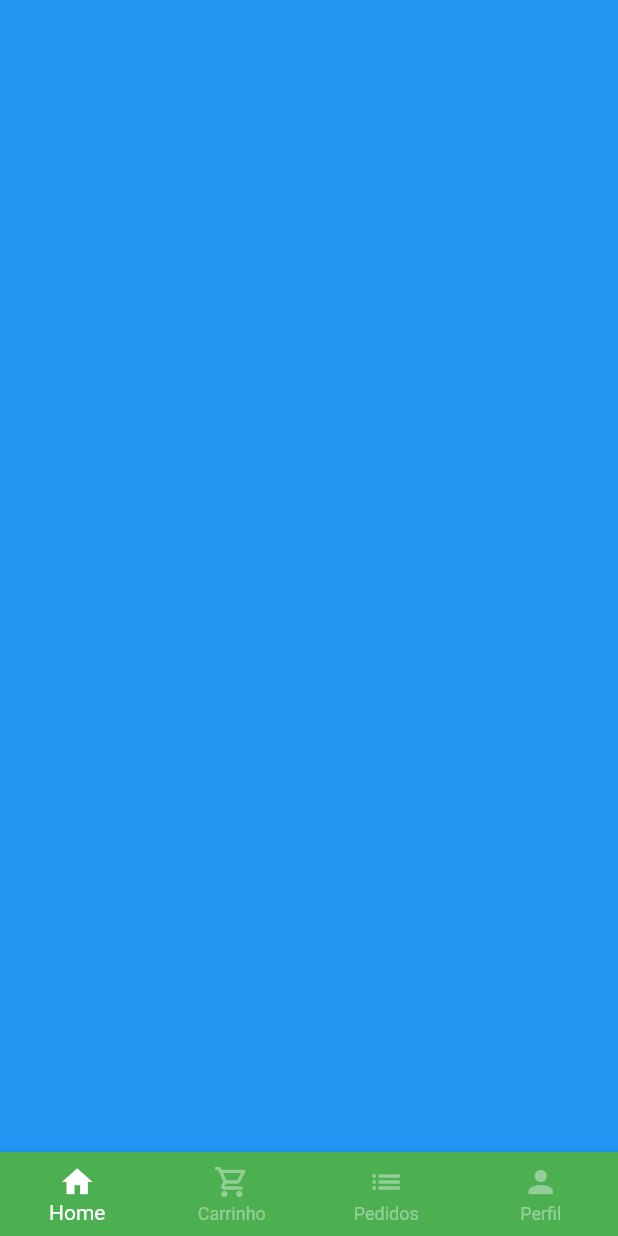
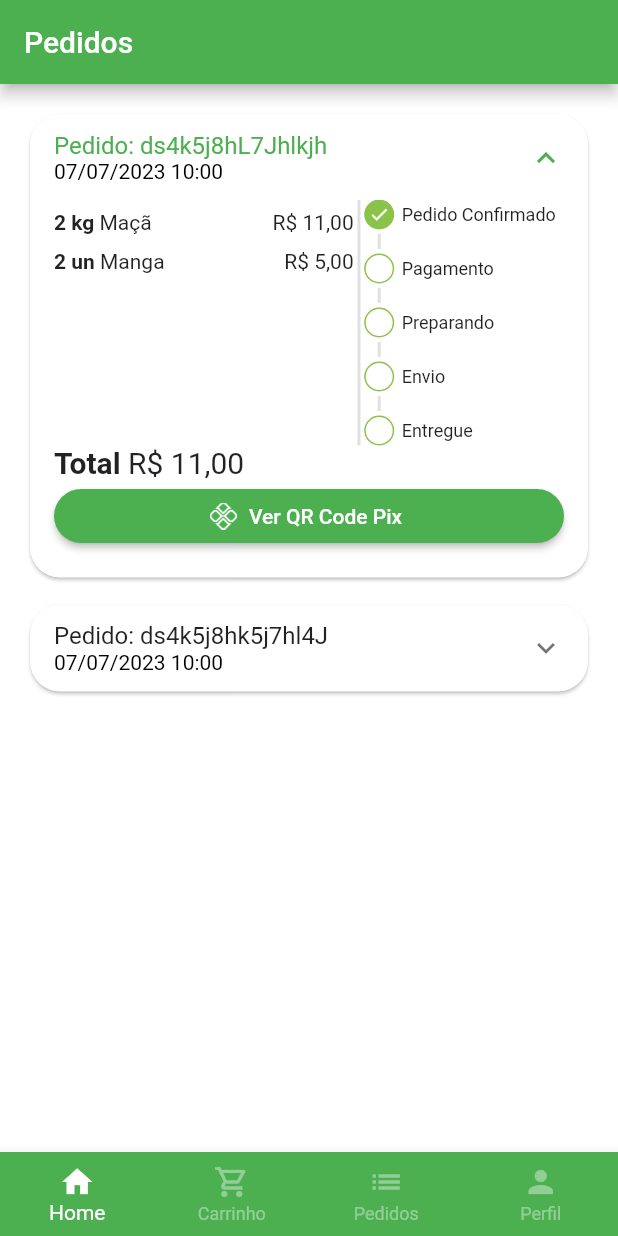
Before and after one commit to fagnerlc/greengrocer, a Flutter app: the BaseScreen screen opened directly, swiped to page 3, on a phone screen of 412 x 824 dp. Run offline on Flutter 3.47's test engine with Material 2 defaults, Android fonts, the phone set to English and light mode, and no system bars; our stand-ins replace animated_text_kit, badges, get, mask_text_input_formatter.

Commit message:
Finalizando Total e Botão de Pagamentos

```diff
--- a/lib/src/config/app_data.dart
+++ b/lib/src/config/app_data.dart
@@ -1,5 +1,6 @@
 import 'package:greengrocer/src/models/cart_item_model.dart';
 import 'package:greengrocer/src/models/item_model.dart';
+import 'package:greengrocer/src/models/order_model.dart';
 import 'package:greengrocer/src/models/user_model.dart';
 
 ItemModel apple = ItemModel(
@@ -107,3 +108,32 @@ UserModel user = UserModel(
   cpf: '84076666534',
   password: '123',
 );
+
+List<OrderModel> orders = [
+  // pedido 01
+  OrderModel(
+    id: 'ds4k5j8hL7Jhlkjh',
+    createdDateTime: DateTime.parse('2023-07-07 10:00:10.458'),
+    overdueDateTime: DateTime.parse('2023-07-07 11:00:10.458'),
+    items: [
+      CartItemModel(item: apple, quantity: 2),
+      CartItemModel(item: mango, quantity: 2),
+    ],
+    status: 'pending_payment',
+    copyAndPaste: 'copyAndPaste1',
+    total: 11.0,
+  ),
+
+  // pedido 02
+  OrderModel(
+    id: 'ds4k5j8hk5j7hl4J',
+    createdDateTime: DateTime.parse('2023-07-07 10:00:10.458'),
+    overdueDateTime: DateTime.parse('2023-07-07 11:00:10.458'),
+    items: [
+      CartItemModel(item: guava, quantity: 1),
+    ],
+    status: 'deliverd',
+    copyAndPaste: 'copyAndPaste1',
+    total: 11.5,
+  ),
+];
--- /dev/null
+++ b/lib/src/models/order_model.dart
@@ -0,0 +1,20 @@
+import 'package:greengrocer/src/models/cart_item_model.dart';
+
+class OrderModel {
+  String id;
+  DateTime createdDateTime;
+  DateTime overdueDateTime;
+  List<CartItemModel> items;
+  String status;
+  String copyAndPaste;
+  double total;
+  OrderModel({
+    required this.id,
+    required this.createdDateTime,
+    required this.overdueDateTime,
+    required this.items,
+    required this.status,
+    required this.copyAndPaste,
+    required this.total,
+  });
+}
--- a/lib/src/pages/base/base_screen.dart
+++ b/lib/src/pages/base/base_screen.dart
@@ -1,6 +1,7 @@
 import 'package:flutter/material.dart';
 import 'package:greengrocer/src/pages/cart/cart_tab.dart';
 import 'package:greengrocer/src/pages/home/home_tab.dart';
+import 'package:greengrocer/src/pages/orders/orders_tab.dart';
 import 'package:greengrocer/src/pages/profile/profile_tab.dart';
 
 class BaseScreen extends StatefulWidget {
@@ -23,7 +24,7 @@ class _BaseScreenState extends State<BaseScreen> {
         children: [
           HomeTab(),
           CartTab(),
-          Container(color: Colors.blue),
+          OrdersTab(),
           ProfileTab(),
         ],
       ),
--- /dev/null
+++ b/lib/src/pages/orders/components/order_status_widget.dart
@@ -0,0 +1,120 @@
+import 'package:flutter/material.dart';
+
+import 'package:greengrocer/src/config/custom_colors.dart';
+
+class OrderStatusWidget extends StatelessWidget {
+  final String status;
+  final bool isOverdue;
+
+  final Map<String, int> allStatus = <String, int>{
+    'pending_payment': 0,
+    'refunded': 1,
+    'paid': 2,
+    'preparing_purchase': 3,
+    'shiping': 4,
+    'deliverd': 5,
+  };
+
+  int get currentStatus => allStatus[status]!;
+  OrderStatusWidget({
+    Key? key,
+    required this.status,
+    required this.isOverdue,
+  }) : super(key: key);
+
+  @override
+  Widget build(BuildContext context) {
+    return Column(
+      crossAxisAlignment: CrossAxisAlignment.start,
+      children: [
+        const _StatusDot(
+          isActive: true,
+          title: 'Pedido Confirmado',
+        ),
+        const _CustomDivider(),
+        if (currentStatus == 1) ...[
+          const _StatusDot(
+            isActive: true,
+            title: 'Pix Estornado',
+            backgroundColor: Colors.orange,
+          ),
+        ] else if (isOverdue) ...[
+          const _StatusDot(
+            isActive: true,
+            title: 'Pagamento Pix Vencido',
+            backgroundColor: Colors.red,
+          )
+        ] else ...[
+          _StatusDot(isActive: currentStatus >= 2, title: 'Pagamento'),
+          const _CustomDivider(),
+          _StatusDot(isActive: currentStatus >= 3, title: 'Preparando'),
+          const _CustomDivider(),
+          _StatusDot(isActive: currentStatus >= 4, title: 'Envio'),
+          const _CustomDivider(),
+          _StatusDot(isActive: currentStatus == 5, title: 'Entregue'),
+        ],
+      ],
+    );
+  }
+}
+
+class _CustomDivider extends StatelessWidget {
+  const _CustomDivider({Key? key}) : super(key: key);
+
+  @override
+  Widget build(BuildContext context) {
+    return Container(
+      margin: const EdgeInsets.symmetric(horizontal: 9, vertical: 3),
+      height: 10,
+      width: 2,
+      color: Colors.grey.shade300,
+    );
+  }
+}
+
+class _StatusDot extends StatelessWidget {
+  final bool isActive;
+  final String title;
+  final Color? backgroundColor;
+  const _StatusDot({
+    Key? key,
+    required this.isActive,
+    required this.title,
+    this.backgroundColor,
+  }) : super(key: key);
+
+  @override
+  Widget build(BuildContext context) {
+    return Row(
+      children: [
+        // Dot
+        Container(
+          alignment: Alignment.center,
+          height: 20,
+          width: 20,
+          decoration: BoxDecoration(
+            shape: BoxShape.circle,
+            border: Border.all(
+              color: CustomColors.customSwatchColor,
+            ),
+            color: isActive ? backgroundColor ?? CustomColors.customSwatchColor : Colors.transparent,
+          ),
+          child: isActive
+              ? const Icon(
+                  Icons.check,
+                  size: 14,
+                  color: Colors.white,
+                )
+              : const SizedBox.shrink(),
+        ),
+        const SizedBox(width: 5),
+        // Texto
+        Expanded(
+            child: Text(
+          title,
+          style: const TextStyle(fontSize: 12),
+        )),
+      ],
+    );
+  }
+}
--- /dev/null
+++ b/lib/src/pages/orders/components/order_tile.dart
@@ -0,0 +1,155 @@
+import 'package:flutter/material.dart';
+
+import 'package:greengrocer/src/models/cart_item_model.dart';
+import 'package:greengrocer/src/models/order_model.dart';
+import 'package:greengrocer/src/pages/orders/components/order_status_widget.dart';
+import 'package:greengrocer/src/services/utils_services.dart';
+
+class OrderTile extends StatelessWidget {
+  final OrderModel order;
+
+  OrderTile({
+    Key? key,
+    required this.order,
+  }) : super(key: key);
+
+  final UtilsServices utilsServices = UtilsServices();
+
+  @override
+  Widget build(BuildContext context) {
+    return Card(
+      shape: RoundedRectangleBorder(
+        borderRadius: BorderRadius.circular(20),
+      ),
+      child: Theme(
+        // Theme aqui serviu para equalizar a borda do card com o do ExpansionTile
+        data: Theme.of(context).copyWith(dividerColor: Colors.transparent),
+        child: ExpansionTile(
+          initiallyExpanded: order.status == 'pending_payment',
+          title: Column(
+            mainAxisSize: MainAxisSize.min,
+            crossAxisAlignment: CrossAxisAlignment.start,
+            children: [
+              Text('Pedido: ${order.id}'),
+              Text(
+                utilsServices.formatDateTime(order.createdDateTime),
+                style: const TextStyle(
+                  fontSize: 14,
+                  color: Colors.black,
+                ),
+              ),
+            ],
+          ),
+          childrenPadding: const EdgeInsets.fromLTRB(16, 0, 16, 16),
+          expandedCrossAxisAlignment: CrossAxisAlignment.stretch,
+          children: [
+            // IntrinsicHeight faz com que o VerticalDivider cresça até o tamanho necessário
+            IntrinsicHeight(
+              child: Row(
+                children: [
+                  // Lista de Produtos
+                  Expanded(
+                    flex: 3,
+                    child: SizedBox(
+                      height: 150,
+                      child: ListView(
+                        children: order.items.map((orderItem) {
+                          return _OrderItemWidget(
+                            utilsServices: utilsServices,
+                            orderItem: orderItem,
+                          );
+                        }).toList(),
+                      ),
+                    ),
+                  ),
+
+                  //Divisão
+                  VerticalDivider(
+                    color: Colors.grey.shade300,
+                    thickness: 2,
+                    width: 7,
+                  ),
+
+                  // estatus do pedido
+                  Expanded(
+                    flex: 2,
+                    child: OrderStatusWidget(
+                      status: order.status,
+                      isOverdue: order.overdueDateTime.isBefore(DateTime.now()),
+                    ),
+                  ),
+                ],
+              ),
+            ),
+
+            // Total
+            Text.rich(
+              TextSpan(
+                style: const TextStyle(fontSize: 20),
+                children: [
+                  const TextSpan(
+                    text: 'Total ',
+                    style: TextStyle(
+                      fontWeight: FontWeight.bold,
+                    ),
+                  ),
+                  TextSpan(
+                    text: utilsServices.priceToCurrency(order.total),
+                  ),
+                ],
+              ),
+            ),
+
+            // Botão pagamento
+            Visibility(
+              visible: order.status == 'pending_payment',
+              child: ElevatedButton.icon(
+                style: ElevatedButton.styleFrom(
+                  shape: RoundedRectangleBorder(
+                    borderRadius: BorderRadius.circular(20),
+                  ),
+                ),
+                onPressed: () {},
+                icon: Image.asset(
+                  'assets/app_images/pix.png',
+                  height: 18,
+                ),
+                label: const Text('Ver QR Code Pix'),
+              ),
+            ),
+          ],
+        ),
+      ),
+    );
+  }
+}
+
+class _OrderItemWidget extends StatelessWidget {
+  const _OrderItemWidget({
+    Key? key,
+    required this.utilsServices,
+    required this.orderItem,
+  }) : super(key: key);
+
+  final UtilsServices utilsServices;
+  final CartItemModel orderItem;
+
+  @override
+  Widget build(BuildContext context) {
+    return Padding(
+      padding: const EdgeInsets.only(bottom: 10),
+      child: Row(
+        children: [
+          Text(
+            '${orderItem.quantity} ${orderItem.item.unit} ',
+            style: const TextStyle(
+              fontWeight: FontWeight.bold,
+            ),
+          ),
+          Expanded(child: Text(orderItem.item.itemName)),
+          Text(utilsServices.priceToCurrency(orderItem.totalPrice())),
+        ],
+      ),
+    );
+  }
+}
--- /dev/null
+++ b/lib/src/pages/orders/orders_tab.dart
@@ -0,0 +1,23 @@
+import 'package:flutter/material.dart';
+import 'package:greengrocer/src/config/app_data.dart' as app_data;
+import 'package:greengrocer/src/pages/orders/components/order_tile.dart';
+
+class OrdersTab extends StatelessWidget {
+  const OrdersTab({Key? key}) : super(key: key);
+
+  @override
+  Widget build(BuildContext context) {
+    return Scaffold(
+      appBar: AppBar(
+        title: const Text('Pedidos'),
+      ),
+      body: ListView.separated(
+        padding: const EdgeInsets.all(16),
+        physics: const BouncingScrollPhysics(),
+        separatorBuilder: (_, index) => const SizedBox(height: 10),
+        itemCount: app_data.orders.length,
+        itemBuilder: (context, index) => OrderTile(order: app_data.orders[index]),
+      ),
+    );
+  }
+}
--- a/lib/src/services/utils_services.dart
+++ b/lib/src/services/utils_services.dart
@@ -1,4 +1,5 @@
 import 'package:intl/intl.dart';
+import 'package:intl/date_symbol_data_local.dart';
 
 class UtilsServices {
   // R$ valor
@@ -7,4 +8,10 @@ class UtilsServices {
 
     return numberFormat.format(price);
   }
+
+  String formatDateTime(DateTime dateTime) {
+    initializeDateFormatting();
+    DateFormat dateFormat = DateFormat.yMd('pt_BR').add_Hm();
+    return dateFormat.format(dateTime);
+  }
 }
--- a/pubspec.yaml
+++ b/pubspec.yaml
@@ -65,6 +65,7 @@ flutter:
   # To add assets to your application, add an assets section, like this:
   assets:
     - assets/fruits/
+    - assets/app_images/
   #   - images/a_dot_ham.jpeg
 
   # An image asset can refer to one or more resolution-specific "variants", see
```
Also changed, not shown: assets/app_images/pix.png (added).
